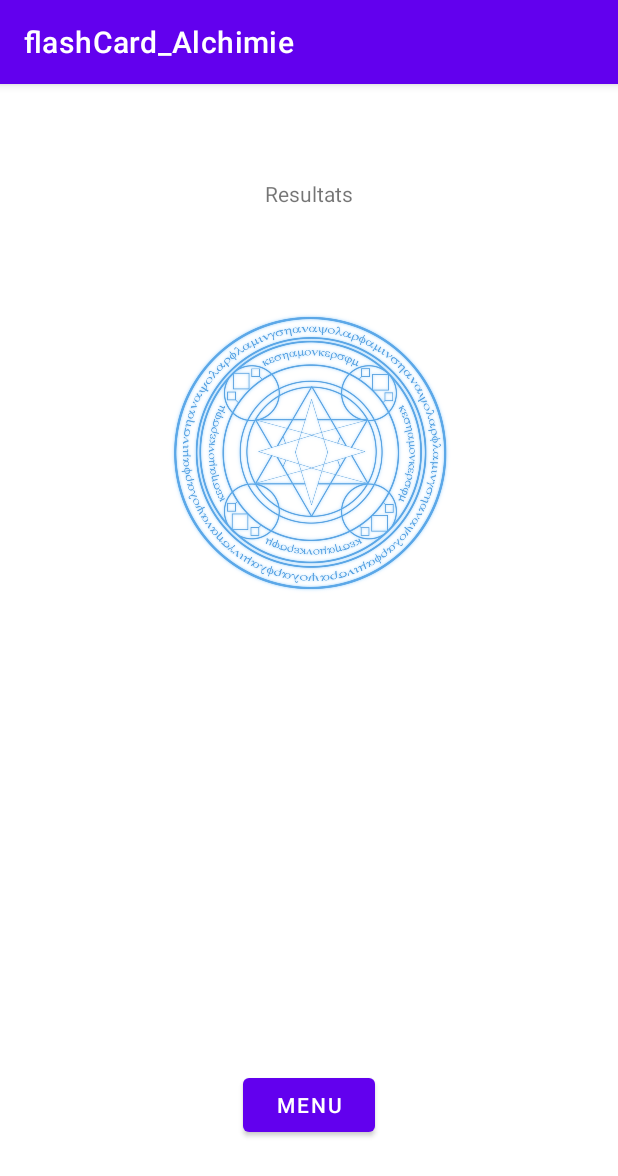
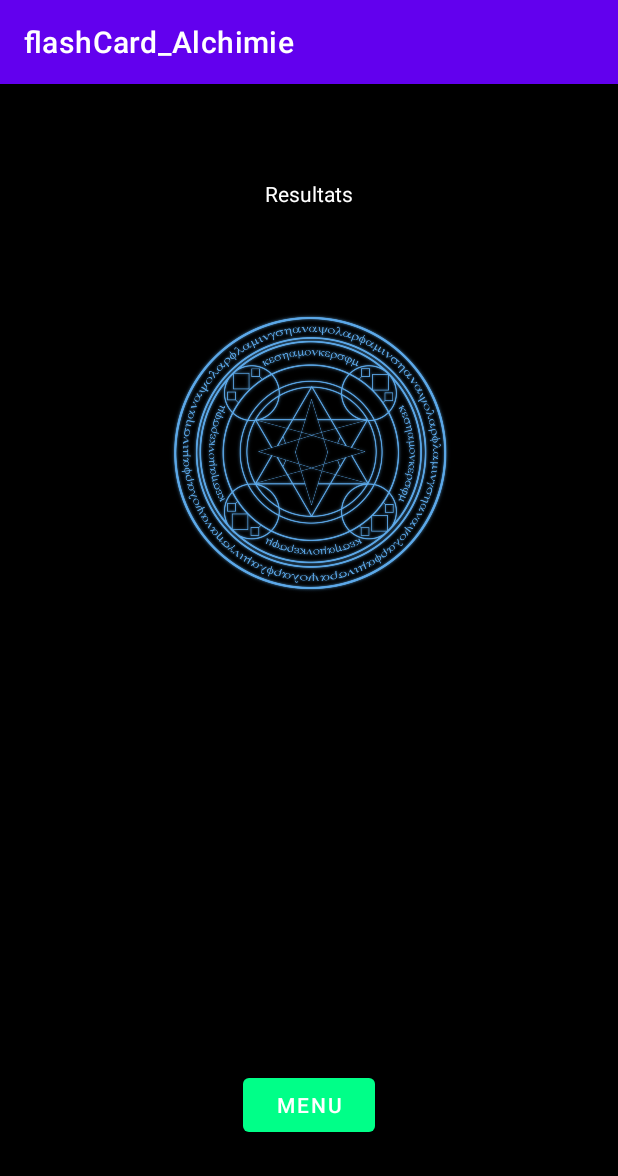
Before and after one commit to coding-factory-classrooms/android-l2-flashcards-groupe-7-alchimie, an Android app: the ResultActivity screen opened directly, with no data from a screen before it, on a phone screen of 412 x 824 dp. Shown: the top 1176 px of the screen. Run offline under Robolectric (Android 15) with nearby library versions, the phone set to English and light mode, and no system bars; Roboto replaces fonts that are not available here.

Commit message:
design done

```diff
--- a/app/src/main/res/layout/activity_home_page.xml
+++ b/app/src/main/res/layout/activity_home_page.xml
@@ -11,6 +11,7 @@
         android:layout_width="wrap_content"
         android:layout_height="wrap_content"
         android:text="lancer un quizz"
+        android:textColor="#000000"
         app:backgroundTint="#00C1AF"
         app:layout_constraintBottom_toBottomOf="parent"
         app:layout_constraintEnd_toEndOf="parent"
@@ -33,7 +34,7 @@
         android:layout_width="wrap_content"
         android:layout_height="wrap_content"
         android:text="Questions "
-        android:textColor="#000000"
+        android:textColor="#FFFFFF"
         app:backgroundTint="#673AB7"
         app:layout_constraintBottom_toTopOf="@+id/quizzButton"
         app:layout_constraintEnd_toEndOf="parent"
--- a/app/src/main/res/layout/activity_result.xml
+++ b/app/src/main/res/layout/activity_result.xml
@@ -4,6 +4,7 @@
     xmlns:tools="http://schemas.android.com/tools"
     android:layout_width="match_parent"
     android:layout_height="match_parent"
+    android:background="#000000"
     tools:context=".ResultActivity">
 
     <TextView
@@ -11,6 +12,7 @@
         android:layout_width="wrap_content"
         android:layout_height="wrap_content"
         android:text="Resultats"
+        android:textColor="#FFFFFF"
         app:layout_constraintBottom_toTopOf="@+id/imageView5"
         app:layout_constraintEnd_toEndOf="parent"
         app:layout_constraintHorizontal_bias="0.5"
@@ -33,6 +35,7 @@
         android:layout_width="wrap_content"
         android:layout_height="wrap_content"
         android:text="Difficulté : hard"
+        android:textColor="#FFFFFF"
         app:layout_constraintBottom_toTopOf="@+id/pourcentTextView"
         app:layout_constraintEnd_toEndOf="@+id/resulTextView"
         app:layout_constraintHorizontal_bias="0.5"
@@ -44,6 +47,7 @@
         android:layout_width="wrap_content"
         android:layout_height="wrap_content"
         android:text="100%"
+        android:textColor="#FFFFFF"
         app:layout_constraintBottom_toTopOf="@+id/scoreTextView"
         app:layout_constraintEnd_toEndOf="@+id/resulTextView"
         app:layout_constraintHorizontal_bias="0.5"
@@ -55,6 +59,7 @@
         android:layout_width="wrap_content"
         android:layout_height="wrap_content"
         android:text="10/10"
+        android:textColor="#FFFFFF"
         app:layout_constraintBottom_toTopOf="@+id/homeButton"
         app:layout_constraintEnd_toEndOf="@+id/resulTextView"
         app:layout_constraintHorizontal_bias="0.5"
@@ -66,6 +71,7 @@
         android:layout_width="wrap_content"
         android:layout_height="wrap_content"
         android:text="Menu"
+        app:backgroundTint="#00FF88"
         app:layout_constraintBottom_toBottomOf="parent"
         app:layout_constraintEnd_toEndOf="@+id/resulTextView"
         app:layout_constraintHorizontal_bias="0.5"
```
